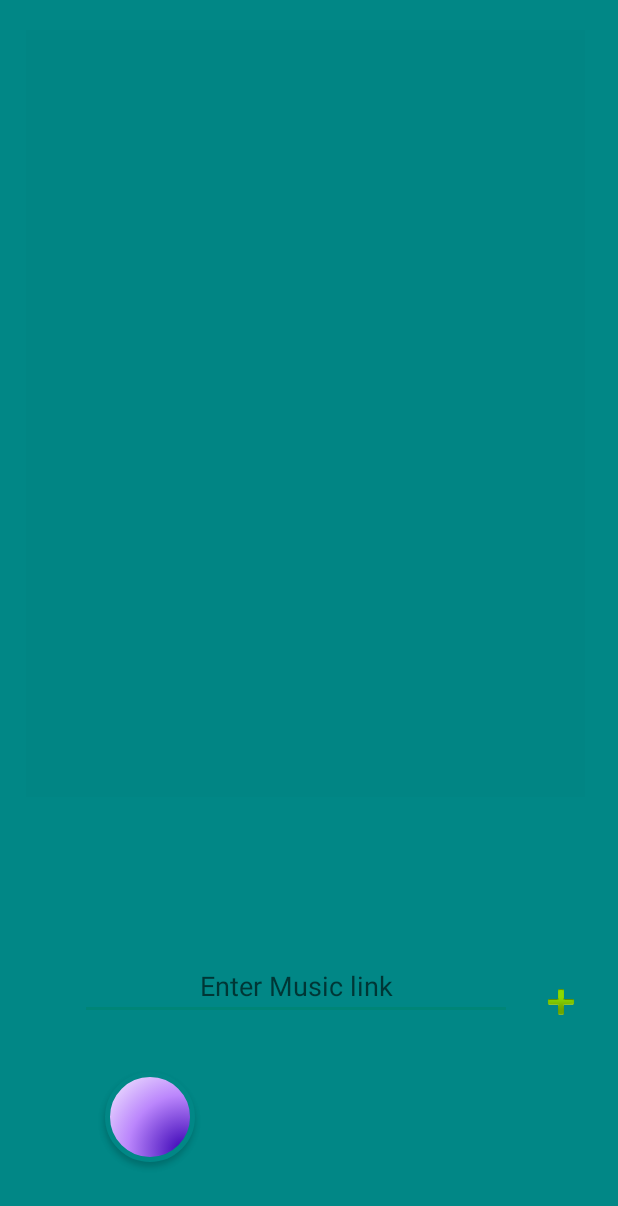
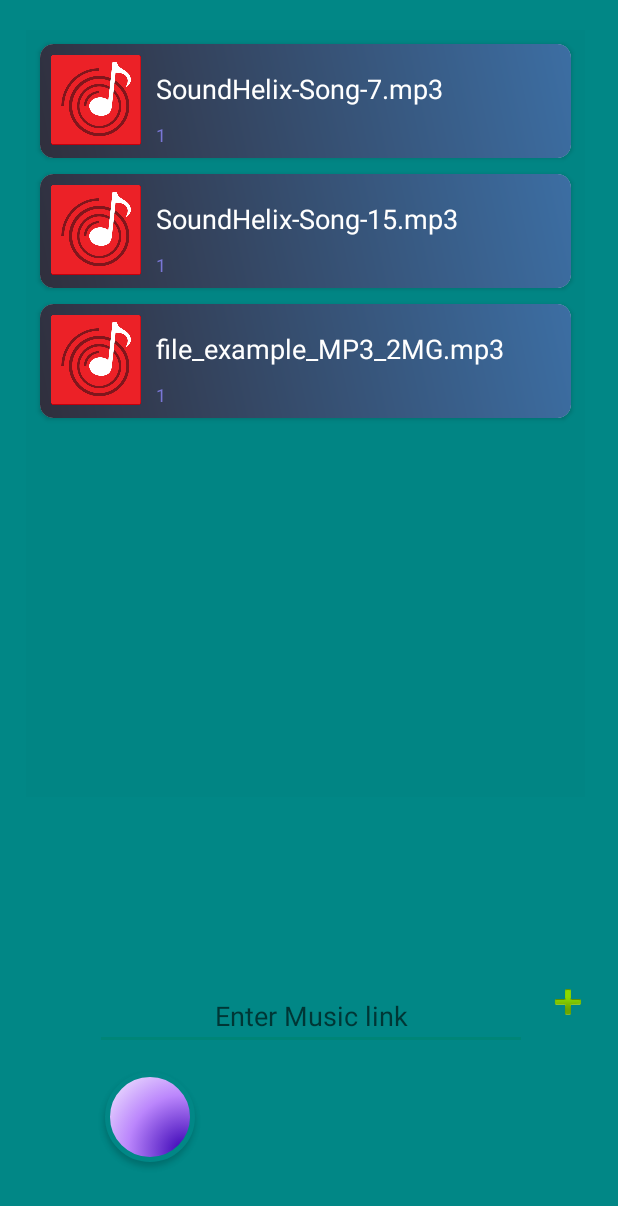
Before and after one commit to Shay-M/MediaPlayer, an Android app: the screen it shows after launch (MainActivity), on a phone screen of 412 x 824 dp. Shown: the top 1206 px of the screen. Run offline under Robolectric (Android 15) with nearby library versions, the phone set to English and light mode, and no system bars.

Commit message:
Validating URL get song name from url

```diff
--- a/app/src/main/java/com/example/mediaplayer/MainActivity.java
+++ b/app/src/main/java/com/example/mediaplayer/MainActivity.java
@@ -82,6 +82,7 @@ public class MainActivity extends AppCompatActivity {
 
 import android.content.Intent;
 import android.os.Bundle;
+import android.view.View;
 import android.widget.Button;
 import android.widget.EditText;
 import android.widget.ImageButton;
@@ -133,14 +134,22 @@ public class MainActivity extends AppCompatActivity {
 
         });
         //add button,add a song by link
+//        addBtn.setOnClickListener(int aa,new View.OnClickListener()
+//        {
+//
+//        });
+
+
         addBtn.setOnClickListener(view -> {
+
             String link = linkEt.getText().toString();
             if (!link.isEmpty()) {
-//                managerListSongs.addSong(link);//sen to
                 try {
                     managerListSongs.addSong(link);//sen to
                     songAdapter.set(new SongAdapter(managerListSongs.getListOfSongsItems()));
                     recyclerView.setAdapter(songAdapter.get());
+                    MusicPlayerService musicPlayerService = new MusicPlayerService();
+                    musicPlayerService.UpdateSongList();
                 } catch (Exception e) {
 //                    e.printStackTrace();
                     Snackbar snackbar = Snackbar
@@ -156,4 +165,10 @@ public class MainActivity extends AppCompatActivity {
 
 
     }
+
+    interface OnAddASongListener {
+        void SucceededAddASong();
+
+//        void FailedAddASong();
+    }
 }
--- a/app/src/main/java/com/example/mediaplayer/ManagerListSongs.java
+++ b/app/src/main/java/com/example/mediaplayer/ManagerListSongs.java
@@ -12,25 +12,37 @@ import java.util.List;
 
 public class ManagerListSongs {
 
-    private ArrayList<String> listOfUrlSongs;
-    private List<SongItem> listOfSongsItems;
+    private final ArrayList<String> listOfUrlSongs;
+    private final List<SongItem> listOfSongsItems;
 //    private int currentPlaying = 0;
 
     //    ListSongsManager(ArrayList<String> listOfSongsGet) {
     ManagerListSongs() {
         listOfUrlSongs = new ArrayList<>();
-//        listOfUrlSongs.add("https://www.soundhelix.com/examples/mp3/SoundHelix-Song-7.mp3");
-//        listOfUrlSongs.add("https://www.soundhelix.com/examples/mp3/SoundHelix-Song-15.mp3");
-//        listOfUrlSongs.add("https://file-examples-com.github.io/uploads/2017/11/file_example_MP3_2MG.mp3");
+        listOfSongsItems = new ArrayList<>();
 
-        try {
-            this.addSong("https://www.soundhelix.com/examples/mp3/SoundHelix-Song-7.mp3");
-        } catch (Exception e) {
-            e.printStackTrace();
+
+        //listOfSongsItems.add(new SongItem(https://www.soundhelix.com/examples/mp3/SoundHelix-Song-7.mp3, "Song 1", "1", null));
+
+
+        listOfUrlSongs.add("https://www.soundhelix.com/examples/mp3/SoundHelix-Song-7.mp3");
+        listOfUrlSongs.add("https://www.soundhelix.com/examples/mp3/SoundHelix-Song-15.mp3");
+        listOfUrlSongs.add("https://file-examples-com.github.io/uploads/2017/11/file_example_MP3_2MG.mp3");
+
+        for (String songUrl : listOfUrlSongs) {
+            try {
+                this.addSong(songUrl);
+            } catch (Exception e) {
+                Log.d("ManagerListSongs", "songUrl: " + e.getMessage() + " songUrl: " + songUrl);
+            }
+            //listOfSongsItems.add(new SongItem(songUrl, "NameOfSongFromUrl", "1", null));
+
+//            Set<String> noDuplicatesDlistOfUrlSongs = new LinkedHashSet<>(listOfUrlSongs);
+//            https://stackoverflow.com/questions/203984/how-do-i-remove-repeated-elements-from-arraylist
+//            Log.d(">>>>>>", ">>>songUrl: " + songUrl);
+
         }
 
-        listOfSongsItems = new ArrayList<>();
-//        listOfSongsItems.add(new SongItem("null", "", "1", null));
 
     }
 
@@ -40,6 +52,10 @@ public class ManagerListSongs {
     }
 
     public ArrayList<String> getListOfUrlSongs() {
+        for (SongItem song_i : listOfSongsItems) {
+            listOfUrlSongs.clear();
+            listOfUrlSongs.add(song_i.getUrl());
+        }
         return listOfUrlSongs;
     }
 
@@ -56,7 +72,7 @@ public class ManagerListSongs {
         }
 
         if (!NameOfSongFromUrl.isEmpty() && NameOfSongFromUrl.contains(".")) {
-            this.listOfUrlSongs.add(stringUrl);
+//                this.listOfUrlSongs.add(stringUrl);
             Log.d("ManagerListSongs", "addSong: " + stringUrl);
             listOfSongsItems.add(new SongItem(stringUrl, NameOfSongFromUrl, "1", null));
         } else throw new Exception("the URL is not in a valid form: " + "Unsupported file");
--- a/app/src/main/res/layout/activity_main.xml
+++ b/app/src/main/res/layout/activity_main.xml
@@ -14,13 +14,12 @@
         android:layout_height="wrap_content"
         android:layout_alignParentStart="true"
         android:layout_alignParentBottom="true"
-        android:layout_marginStart="43dp"
-        android:layout_marginBottom="144dp"
+        android:layout_marginStart="53dp"
+        android:layout_marginBottom="124dp"
         android:autofillHints="@string/enter_music_link"
         android:gravity="center"
         android:hint="@string/enter_music_link"
         android:inputType="textWebEditText" />
-
 
     <androidx.recyclerview.widget.RecyclerView
         android:id="@+id/recycler_view_songs"
```
Also changed, not shown: app/src/main/java/com/example/mediaplayer/MusicPlayerService.java (+10 -3 lines).
